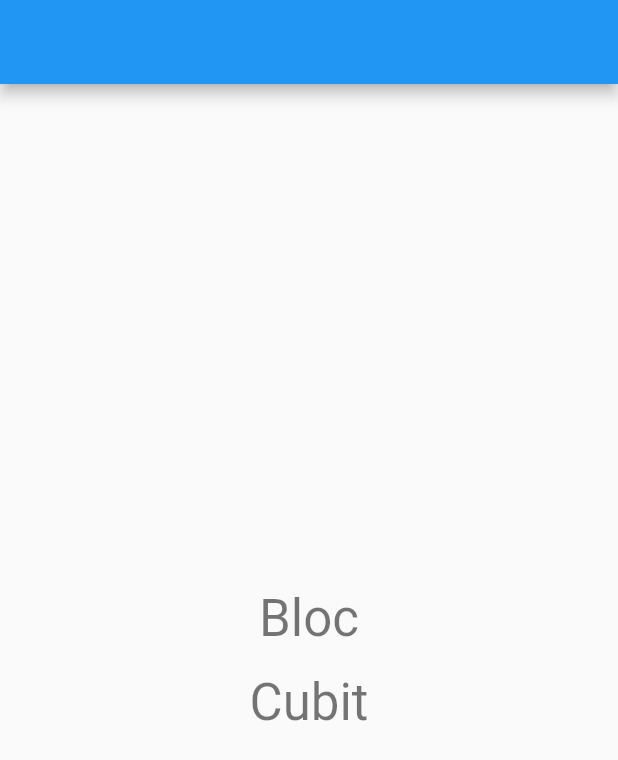
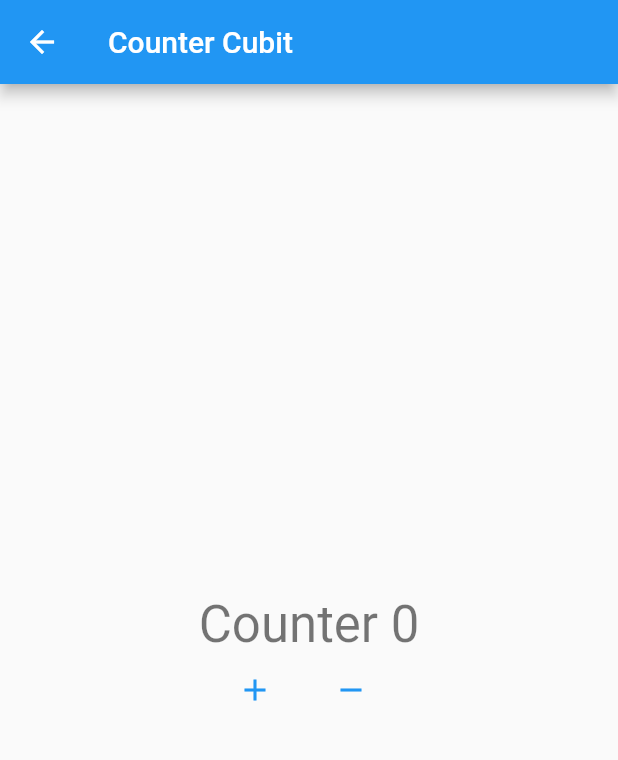
Before and after one commit to wahlfernando/principios_bloc_cubit, a Flutter app: the screen it shows after launch, after a tap on "Cubit", on a phone screen of 412 x 824 dp. Shown: the top 760 px of the screen. Run offline on Flutter 3.47's test engine with Material 2 defaults, Android fonts, the phone set to English and light mode, and no system bars; our stand-ins replace bloc, flutter_bloc.

Commit message:
class update

```diff
--- a/lib/home_page.dart
+++ b/lib/home_page.dart
@@ -20,7 +20,9 @@ class HomePage extends StatelessWidget {
               child: Text('Bloc', style: Theme.of(context).textTheme.headlineMedium,),
             ),
             TextButton(
-              onPressed: () {},
+              onPressed: () {
+                Navigator.of(context).pushNamed('/cubit');
+              },
               child: Text('Cubit', style: Theme.of(context).textTheme.headlineMedium),
             ),
           ],
--- a/lib/main.dart
+++ b/lib/main.dart
@@ -1,5 +1,7 @@
 import 'package:counter_bloc/page_bloc/bloc/counter_bloc.dart';
 import 'package:counter_bloc/page_bloc/counter_bloc_page.dart';
+import 'package:counter_bloc/page_cubit/counter_cubit_page.dart';
+import 'package:counter_bloc/page_cubit/cubit/counter_cubit.dart';
 import 'package:flutter/material.dart';
 import 'package:flutter_bloc/flutter_bloc.dart';
 
@@ -25,6 +27,10 @@ class MyApp extends StatelessWidget {
               create: (_) => CounterBlolc(),
               child: const CounterBlocPage(),
             ),
+        '/cubit': (_) => BlocProvider(
+          create: (_) => CounterCubit(),
+          child: const CounterCubitPage(),
+        ),
       },
       home: const HomePage(),
     );
--- a/lib/page_cubit/counter_cubit_page.dart
+++ b/lib/page_cubit/counter_cubit_page.dart
@@ -1,7 +1,9 @@
+import 'package:counter_bloc/page_cubit/cubit/counter_cubit.dart';
 import 'package:flutter/material.dart';
+import 'package:flutter_bloc/flutter_bloc.dart';
 
-class CounterBlocPage extends StatelessWidget {
-  const CounterBlocPage({Key? key}) : super(key: key);
+class CounterCubitPage extends StatelessWidget {
+  const CounterCubitPage({Key? key}) : super(key: key);
 
   @override
   Widget build(BuildContext context) {
@@ -13,17 +15,28 @@ class CounterBlocPage extends StatelessWidget {
         child: Column(
           mainAxisAlignment: MainAxisAlignment.center,
           children: [
-            Text('Counter 10', style: Theme.of(context).textTheme.headlineMedium),
+            BlocBuilder<CounterCubit, CounterState>(
+              builder: (context, state) {
+                return Text('Counter ${state.counter}', style: Theme
+                    .of(context)
+                    .textTheme
+                    .headlineMedium);
+              },
+            ),
             Row(
               mainAxisAlignment: MainAxisAlignment.center,
               children: [
                 TextButton.icon(
-                  onPressed: () {},
+                  onPressed: () {
+                    context.read<CounterCubit>().increment();
+                  },
                   icon: Icon(Icons.add),
                   label: Text(''),
                 ),
                 TextButton.icon(
-                  onPressed: () {},
+                  onPressed: () {
+                    context.read<CounterCubit>().decrement();
+                  },
                   icon: Icon(Icons.remove),
                   label: Text(''),
                 ),
--- /dev/null
+++ b/lib/page_cubit/cubit/counter_cubit.dart
@@ -0,0 +1,20 @@
+import 'package:bloc/bloc.dart';
+
+part 'counter_state.dart';
+
+
+class CounterCubit extends Cubit<CounterState>{
+
+  CounterCubit() :super(CounterStateInitial());
+
+  void increment(){
+    emit(CounterStateData(state.counter + 1));
+  }
+
+  void decrement(){
+    emit(CounterStateData(state.counter - 1));
+  }
+
+
+
+}
--- /dev/null
+++ b/lib/page_cubit/cubit/counter_state.dart
@@ -0,0 +1,19 @@
+part of 'counter_cubit.dart';
+
+abstract class CounterState{
+
+  final int counter;
+
+  const CounterState(this.counter);
+
+
+}
+
+class CounterStateInitial extends CounterState{
+  CounterStateInitial() : super(0); //contrutor iniciando com 0
+}
+
+//classe responsavel pela criação do novo valor - é uam nova instancia
+class CounterStateData extends CounterState{
+  CounterStateData(int counter) :super(counter);
+}
```
